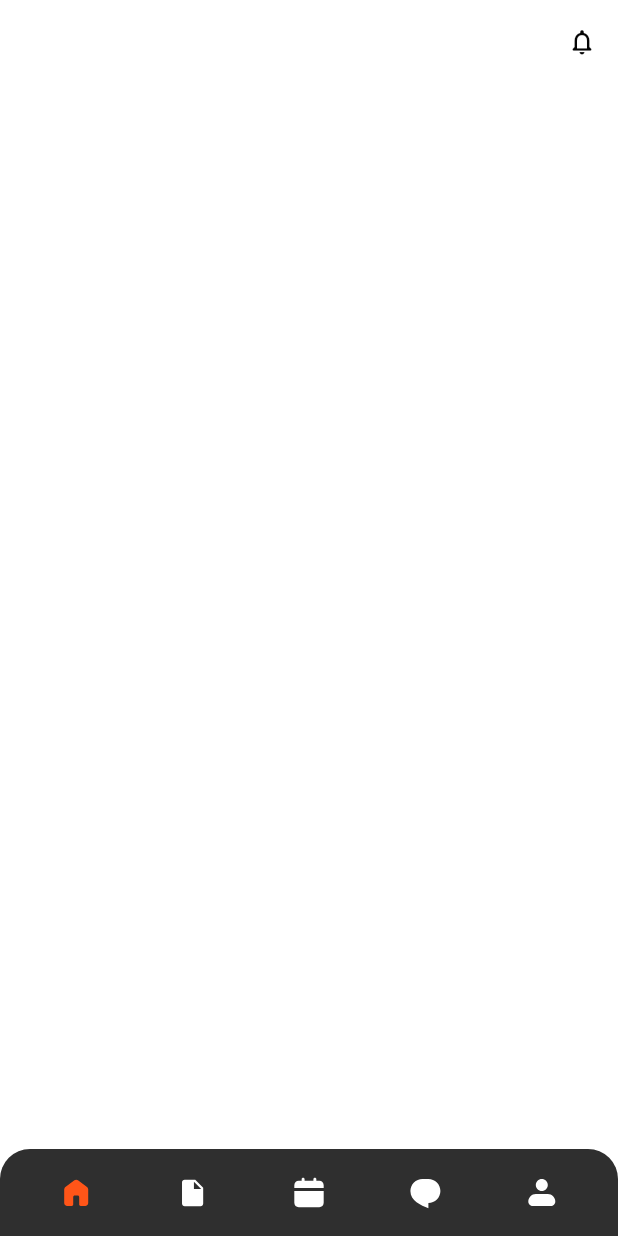
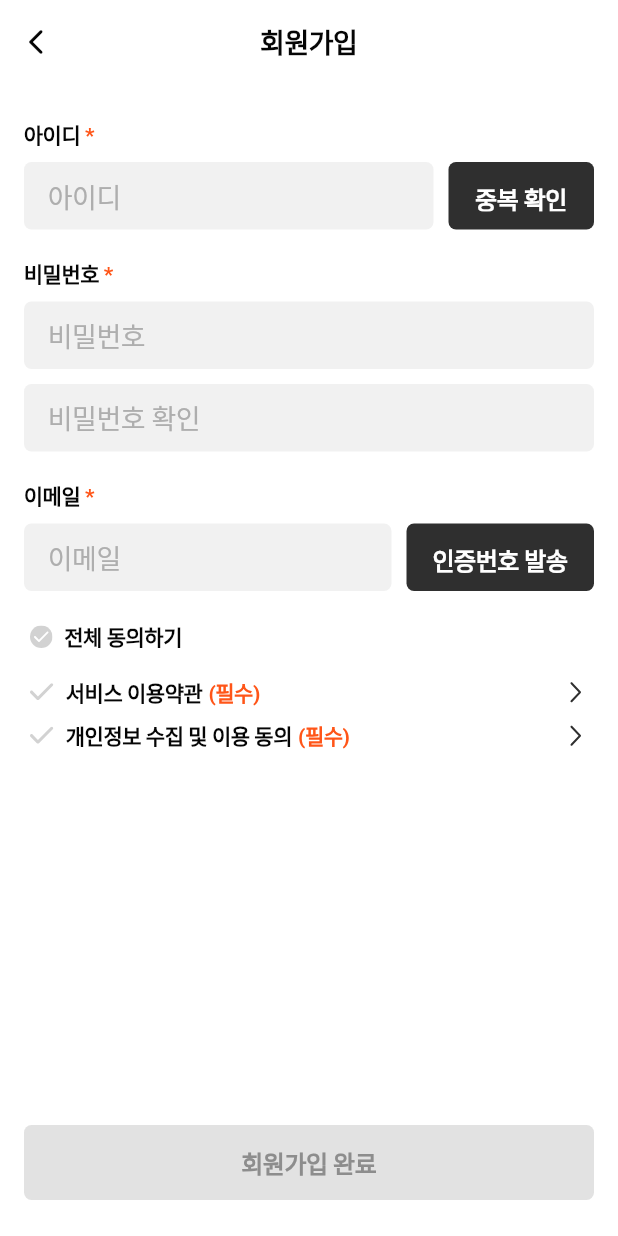
Before and after one commit to beat-it-app/Beatit_Front_App, a Flutter app: the screen it shows after launch, on a phone screen of 412 x 824 dp. Run offline on Flutter 3.47's test engine with Material 3 defaults, Android fonts, the light colour scheme and no system bars; our stand-ins replace flutter_svg; Roboto replaces fonts that are missing (Pretendard).

Commit message:
uiux/#2: 회원가입 화면 제작

```diff
--- a/lib/main.dart
+++ b/lib/main.dart
@@ -3,6 +3,7 @@
 import 'package:beatit_front_app/src/core/widgets/inputs/app_text_area.dart';
 import 'package:beatit_front_app/src/core/widgets/inputs/app_text_field.dart';
 import 'package:beatit_front_app/src/core/widgets/navigation/app_navigation_bar.dart';
+import 'package:beatit_front_app/src/domain/auth/view/signup_page.dart';
 import 'package:flutter/material.dart';
 
 import 'src/core/theme/app_theme.dart';
@@ -46,27 +47,15 @@
   @override
   Widget build(BuildContext context) {
     return Scaffold(
-      appBar: const AppTopAppBar.alarmOnly(),
-      bottomNavigationBar: AppBottomNavigationBar(
-        currentIndex: _currentIndex,
-        onTap: (index) {
-          setState(() {
-            _currentIndex = index;
-          });
-        },
-      ),
-      body: Container(
-        padding: EdgeInsets.all(AppSpacing.x16),
-        height: double.infinity,
-        child: Column(
-          mainAxisAlignment: MainAxisAlignment.center,
-          crossAxisAlignment: CrossAxisAlignment.center,
-          mainAxisSize: MainAxisSize.min,
-          children: [
-            const SizedBox(height: 80.0,)
-          ],
-        ),
-      ),
+      // bottomNavigationBar: AppBottomNavigationBar(
+      //   currentIndex: _currentIndex,
+      //   onTap: (index) {
+      //     setState(() {
+      //       _currentIndex = index;
+      //     });
+      //   },
+      // ),
+      body: SignupPage()
     );
   }
 }
--- /dev/null
+++ b/lib/src/domain/auth/view/signup_page.dart
@@ -0,0 +1,209 @@
+import 'package:beatit_front_app/src/core/theme/app_fonts.dart';
+import 'package:flutter/material.dart';
+import 'package:flutter_svg/flutter_svg.dart';
+
+import 'package:beatit_front_app/src/core/theme/app_spacing.dart';
+import 'package:beatit_front_app/src/core/widgets/appbars/app_top_appbar.dart';
+import 'package:beatit_front_app/src/core/widgets/bottons/app_button.dart';
+import 'package:beatit_front_app/src/core/widgets/inputs/app_text_field.dart';
+
+class SignupPage extends StatefulWidget {
+  const SignupPage({super.key});
+
+  @override
+  State<SignupPage> createState() => _SignupPageState();
+}
+
+class _SignupPageState extends State<SignupPage> {
+  final textController = TextEditingController();
+
+  @override
+  Widget build(BuildContext context) {
+    final theme = Theme.of(context);
+    final colors = theme.colorScheme;
+
+    return Scaffold(
+      appBar: AppTopAppBar.backTitle(title: "회원가입"),
+      body: SafeArea(
+        child: Padding(
+          padding: const EdgeInsets.symmetric(
+            vertical: AppSpacing.x24,
+            horizontal: AppSpacing.x16,
+          ),
+          child: Column(
+            children: [
+              Expanded(
+                child: SingleChildScrollView(
+                  keyboardDismissBehavior: ScrollViewKeyboardDismissBehavior.onDrag,
+                  child: Column(
+                    children: [
+                      Row(
+                        crossAxisAlignment: CrossAxisAlignment.end,
+                        children: [
+                          Expanded(
+                            child: AppTextField(
+                              label: '아이디',
+                              hintText: '아이디',
+                              requiredMark: true,
+                              controller: null,
+                            ),
+                          ),
+                          const SizedBox(width: AppSpacing.x10),
+                          AppButton(
+                            text: '중복 확인',
+                            width: ButtonWidth.small,
+                            height: ButtonHeight.small,
+                            variant: ButtonVariant.black,
+                            onPressed: () {},
+                          ),
+                        ],
+                      ),
+
+                      const SizedBox(height: AppSpacing.x20),
+
+                      AppTextField(
+                        label: '비밀번호',
+                        hintText: '비밀번호',
+                        requiredMark: true,
+                        controller: null,
+                      ),
+
+                      const SizedBox(height: AppSpacing.x10),
+
+                      AppTextField(
+                        hintText: '비밀번호 확인',
+                        requiredMark: true,
+                        controller: null,
+                      ),
+
+                      const SizedBox(height: AppSpacing.x20),
+
+                      Row(
+                        crossAxisAlignment: CrossAxisAlignment.end,
+                        children: [
+                          Expanded(
+                            child: AppTextField(
+                              label: '이메일',
+                              hintText: '이메일',
+                              requiredMark: true,
+                              controller: null,
+                            ),
+                          ),
+                          const SizedBox(width: AppSpacing.x10),
+                          AppButton(
+                            text: '인증번호 발송',
+                            width: ButtonWidth.medium,
+                            height: ButtonHeight.small,
+                            variant: ButtonVariant.black,
+                            onPressed: () {},
+                          ),
+                        ],
+                      ),
+
+                      const SizedBox(height: AppSpacing.x20),
+
+                      Container(
+                        padding: const EdgeInsets.symmetric(
+                          horizontal: AppSpacing.x4,
+                        ),
+                        child: Column(
+                          children: [
+                            Row(
+                              children: [
+                                SvgPicture.asset(
+                                  'assets/icons/check/check_round_off.svg',
+                                ),
+                                const SizedBox(width: AppSpacing.x8),
+                                Text(
+                                  '전체 동의하기',
+                                  style: FontStyles.semi14,
+                                ),
+                              ],
+                            ),
+
+                            const SizedBox(height: AppSpacing.x16),
+
+                            Row(
+                              children: [
+                                Expanded(
+                                  child: Row(
+                                    children: [
+                                      SvgPicture.asset(
+                                        'assets/icons/check/check_off.svg',
+                                      ),
+                                      const SizedBox(width: AppSpacing.x8),
+                                      Text(
+                                        '서비스 이용약관',
+                                        style: FontStyles.semi14,
+                                      ),
+                                      const SizedBox(width: AppSpacing.x4),
+                                      Text(
+                                        '(필수)',
+                                        style: FontStyles.semi14.copyWith(
+                                          color: colors.primary,
+                                        ),
+                                      ),
+                                    ],
+                                  ),
+                                ),
+                                SvgPicture.asset(
+                                  'assets/icons/auth/back.svg',
+                                ),
+                              ],
+                            ),
+
+                            const SizedBox(height: AppSpacing.x8),
+
+                            Row(
+                              children: [
+                                Expanded(
+                                  child: Row(
+                                    children: [
+                                      SvgPicture.asset(
+                                        'assets/icons/check/check_off.svg',
+                                      ),
+                                      const SizedBox(width: AppSpacing.x8),
+                                      Text(
+                                        '개인정보 수집 및 이용 동의',
+                                        style: FontStyles.semi14,
+                                      ),
+                                      const SizedBox(width: AppSpacing.x4),
+                                      Text(
+                                        '(필수)',
+                                        style: FontStyles.semi14.copyWith(
+                                          color: colors.primary,
+                                        ),
+                                      ),
+                                    ],
+                                  ),
+                                ),
+                                SvgPicture.asset(
+                                  'assets/icons/auth/back.svg',
+                                ),
+                              ],
+                            ),
+                          ],
+                        ),
+                      ),
+                    ],
+                  ),
+                ),
+              ),
+
+              const SizedBox(height: AppSpacing.x16),
+
+              AppButton(
+                text: '회원가입 완료',
+                width: ButtonWidth.expand,
+                height: ButtonHeight.normal,
+                variant: ButtonVariant.primary,
+                onPressed: null,
+              ),
+            ],
+          ),
+        ),
+      ),
+    );
+
+  }
+}
--- a/pubspec.yaml
+++ b/pubspec.yaml
@@ -59,6 +59,9 @@ flutter:
     - assets/images/
     - assets/icons/
     - assets/icons/navigation/
+    - assets/icons/check/
+    - assets/icons/appbar/
+    - assets/icons/auth/
 
   fonts:
     - family: Pretendard
```
Also changed, not shown: assets/icons/auth/back.svg (added).
